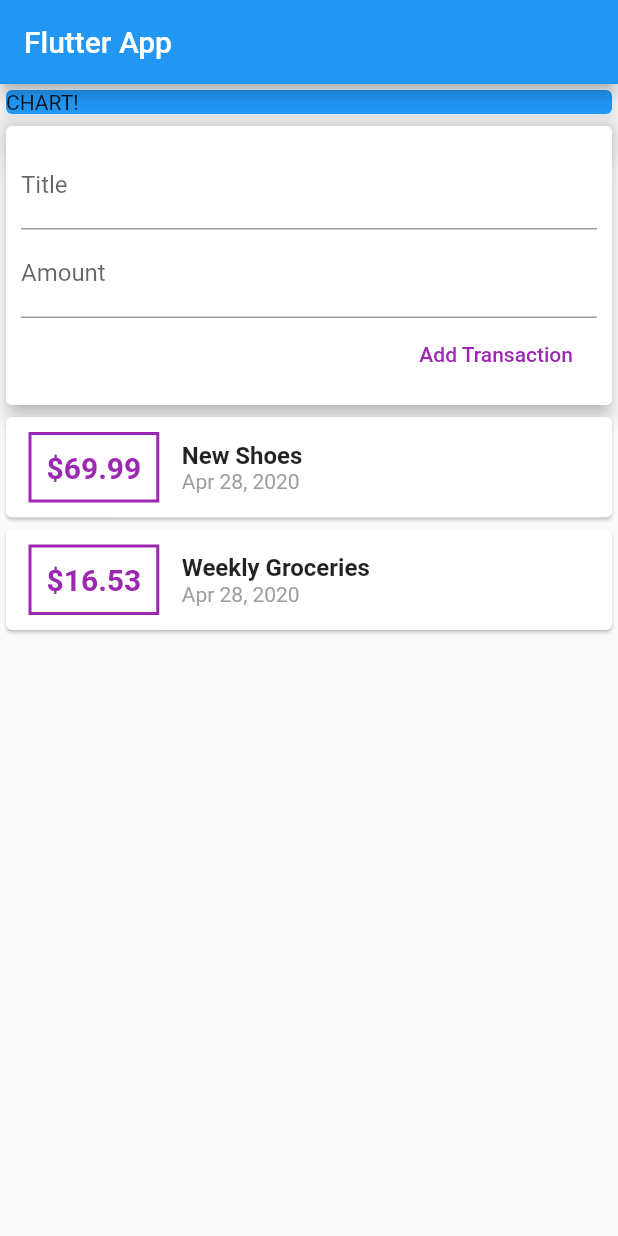
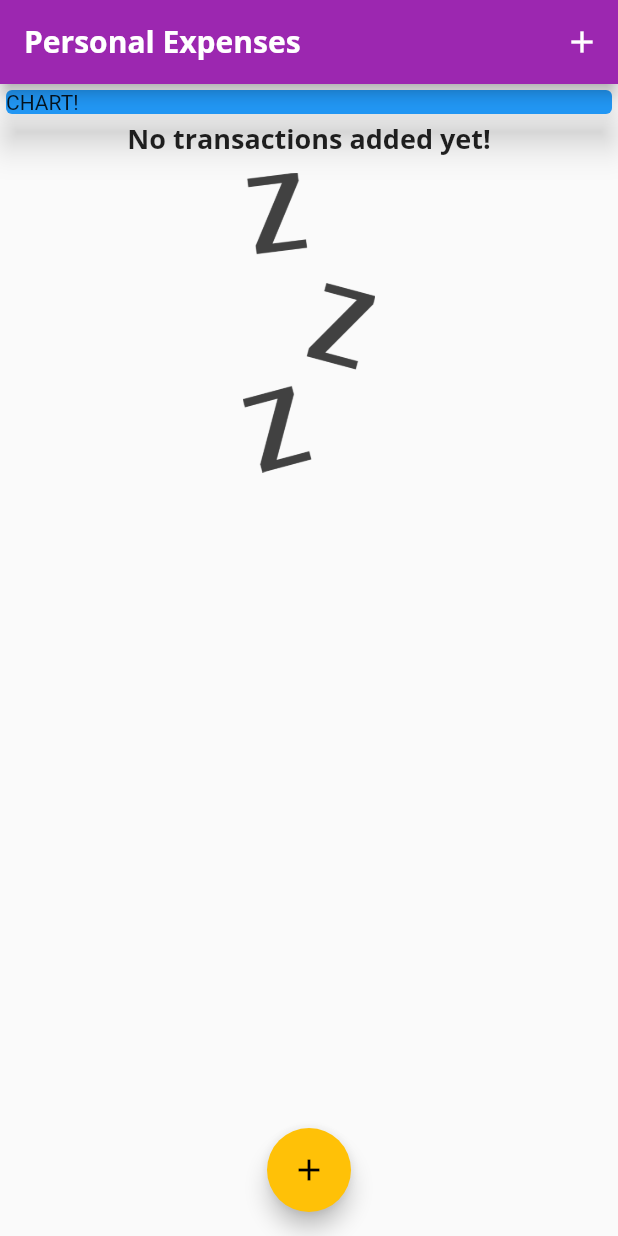
Before and after one commit to asb9189/Personal_Expenses, a Flutter app: the screen it shows after launch, on a phone screen of 412 x 824 dp. Run offline on Flutter 3.47's test engine with Material 2 defaults, Android fonts, the phone set to English and light mode, and no system bars.

Commit message:
Added fonts, images, and a placeholder for when there is no transactions to display

```diff
--- a/lib/main.dart
+++ b/lib/main.dart
@@ -1,6 +1,8 @@
 import 'package:flutter/material.dart';
-import './transaction.dart';
-import 'package:intl/intl.dart';
+import 'package:personal_expenses/widgets/new_transaction.dart';
+import 'package:personal_expenses/widgets/transaction_list.dart';
+
+import 'models/transaction.dart';
 
 void main() => runApp(MyApp());
 
@@ -8,30 +10,87 @@ class MyApp extends StatelessWidget {
   @override
   Widget build(BuildContext context) {
     return MaterialApp(
-      title: 'Flutter App',
+      debugShowCheckedModeBanner: false,
+      title: 'Personal Expenses',
+      theme: ThemeData(
+        fontFamily: "Quicksand",
+        primarySwatch: Colors.purple,
+        accentColor: Colors.amber,
+        textTheme: ThemeData.light().textTheme.copyWith(
+          title: TextStyle(
+            fontFamily: "OpenSans",
+            fontWeight: FontWeight.bold,
+            fontSize: 18),
+        ),
+        appBarTheme: AppBarTheme(
+          textTheme: ThemeData.light().textTheme.copyWith( //apply to all titles in app bars
+            title: TextStyle(
+              fontFamily: "OpenSans",
+              fontSize: 20,
+              fontWeight: FontWeight.bold,
+              ),
+            ),
+          )
+      ),
       home: MyHomePage(),
     );
   }
 }
 
-class MyHomePage extends StatelessWidget {
+class MyHomePage extends StatefulWidget {
 
-  final List<Transaction> transactions = [
-    new Transaction(id: "t1", title: "New Shoes", amount: 69.99, date: DateTime.now()),
-    new Transaction(id: "t2", title: "Weekly Groceries", amount: 16.53, date: DateTime.now())
-  ];
+  @override
+  _MyHomePageState createState() => _MyHomePageState();
+}
+
+class _MyHomePageState extends State<MyHomePage> {
 
   final titalController = TextEditingController();
   final amountController = TextEditingController();
+
+  final List<Transaction> _userTransactions = [
+    //new Transaction(id: "t1", title: "New Shoes", amount: 69.99, date: DateTime.now()),
+    //new Transaction(id: "t2", title: "Weekly Groceries", amount: 16.53, date: DateTime.now())
+  ];
+
+  void _addNewTransaction(String txTitle, double txAmount) {
+    final newTx = Transaction(
+      title: txTitle,
+      amount: txAmount,
+      date: DateTime.now(),
+      id: DateTime.now().toString());
+
+      setState(() {
+        _userTransactions.add(newTx);
+      });
+  }
+
+  void _startAddNewTransaction(BuildContext ctx) {
+    showModalBottomSheet(context: ctx, builder: (_) {
+      return GestureDetector(
+        onTap: () {}, //get it to close when tapping on background
+        child: NewTransaction(_addNewTransaction),
+        behavior: HitTestBehavior.opaque,
+      );
+    });
+  }
 
   @override
   Widget build(BuildContext context) {
     return Scaffold(
       resizeToAvoidBottomInset: false, //prevents keyboard from overflowing
+      //this was fixed by wrapping Column into SingleChildScrollView
         appBar: AppBar(
-          title: Text('Flutter App'),
+          title: Text('Personal Expenses'),
+          actions: <Widget>[
+            IconButton(
+              icon: Icon(Icons.add),
+              onPressed: () => _startAddNewTransaction(context)),
+          ],
         ),
-        body: Column(
+
+        body:
+          Column(
             crossAxisAlignment: CrossAxisAlignment.stretch,
             children: <Widget>[
               Container(
@@ -42,79 +101,14 @@ class MyHomePage extends StatelessWidget {
                   elevation: 10,
                 ),
               ),
-
-            Card(
-              elevation: 5,
-              child: Container(
-                padding: EdgeInsets.all(10),
-                child: Column(
-                  crossAxisAlignment: CrossAxisAlignment.end,
-                  children: <Widget>[
-                    TextField(decoration: InputDecoration(labelText: "Title"),
-                      controller: titalController,
-                    ),
-                    TextField(decoration: InputDecoration(labelText: "Amount"),
-                      controller: amountController,
-                    ),
-                    FlatButton(
-                      child: Text("Add Transaction"),
-                      onPressed: () {
-                        print(titalController.text);
-                        print(amountController.text);
-                      },
-                      textColor: Colors.purple,
-                    )
+              TransactionList(_userTransactions)
             ],
           ),
-              ),
-            ),
-
-            Column(
-              children: transactions.map( (tx) {
-                return Card(
-                  child: Row(
-                    children: <Widget>[
-
-                      Container(
-                        padding: EdgeInsets.all(10),
-                        margin: EdgeInsets.symmetric(vertical: 10, horizontal: 15),
-                        decoration: BoxDecoration(
-                          border: Border.all(
-                            color: Colors.purple,
-                            width: 2,
-                            )
-                          ),
-                        child: Text(
-                          "\$${tx.amount}",
-                          style: TextStyle(
-                            fontWeight: FontWeight.bold,
-                            fontSize: 20,
-                            color: Colors.purple,
-                          )
-                        )
-                      ),
-
-                      Column(
-                        crossAxisAlignment: CrossAxisAlignment.start,
-                        children: <Widget>[
-                          Text(
-                            tx.title,
-                            style: TextStyle(fontWeight: FontWeight.bold, fontSize: 16),
-                          ),
-                          Text(
-                            DateFormat.yMMMd().format(tx.date),
-                            style: TextStyle(color: Colors.grey),
-                          )
-                        ],
-                      )
-                    ],
-                  )
-                );
-              }
-            ).toList(),
-          )
-        ],
-      )
+          floatingActionButtonLocation: FloatingActionButtonLocation.centerFloat,
+          floatingActionButton: FloatingActionButton(
+            child: Icon(
+              Icons.add),
+              onPressed: () => _startAddNewTransaction(context)),
         );
     }
 }
--- /dev/null
+++ b/lib/widgets/transaction_list.dart
@@ -0,0 +1,77 @@
+
+
+import 'package:flutter/material.dart';
+import 'package:intl/intl.dart';
+import 'package:personal_expenses/models/transaction.dart';
+
+class TransactionList extends StatelessWidget {
+
+  final List<Transaction> transactions;
+
+  TransactionList(this.transactions);
+
+  @override
+  Widget build(BuildContext context) {
+      return Container(
+        height: 300,
+        child: transactions.isEmpty ? Column(children: <Widget>[
+          Text(
+            "No transactions added yet!",
+            style: Theme.of(context).textTheme.title,
+          ),
+          SizedBox(height: 10), //empty on screen but adds 10px of spacing
+          //between elements
+          Container(
+            height: 200,
+            child: Image.asset(
+              "assets/images/waiting.png",
+              fit: BoxFit.cover))
+        ],
+      )
+
+        : ListView.builder( //use this when we dont know how long list might be
+          itemCount: transactions.length, //how many things to build
+          itemBuilder: (context, index) {
+            return Card(
+              child: Row(
+                children: <Widget>[
+                  Container(
+                    padding: EdgeInsets.all(10),
+                    margin: EdgeInsets.symmetric(vertical: 10, horizontal: 15),
+                    decoration: BoxDecoration(
+                      border: Border.all(
+                        color: Theme.of(context).primaryColor,
+                        width: 2,
+                        )
+                      ),
+                    child: Text(
+                      "\$${transactions[index].amount.toStringAsFixed(2)}",
+                      style: TextStyle(
+                        fontWeight: FontWeight.bold,
+                        fontSize: 20,
+                        color: Theme.of(context).primaryColor,
+                      )
+                    )
+                  ),
+
+                  Column(
+                    crossAxisAlignment: CrossAxisAlignment.start,
+                    children: <Widget>[
+                      Text(
+                        transactions[index].title,
+                        style: Theme.of(context).textTheme.title,
+                      ),
+                      Text(
+                        DateFormat.yMMMd().format(transactions[index].date),
+                        style: TextStyle(color: Colors.grey),
+                      )
+                    ],
+                  )
+                ],
+              )
+            );
+          },
+        ),
+      );
+    }
+}
```
Also changed, not shown: lib/widgets/chart.dart (added, +12 -0 lines), lib/widgets/new_transaction.dart (added, +70 -0 lines), pubspec.yaml (+14 -9 lines), assets/OpenSans-Bold.ttf (added), assets/OpenSans-Regular.ttf (added), assets/Quicksand-Bold.ttf (added), assets/Quicksand-Light.ttf (added), assets/Quicksand-Medium.ttf (added), assets/Quicksand-Regular.ttf (added), assets/images/waiting.png (added), lib/models/transaction.dart (renamed from lib/transaction.dart). Lines whose indentation alone changed are shown as unchanged.
